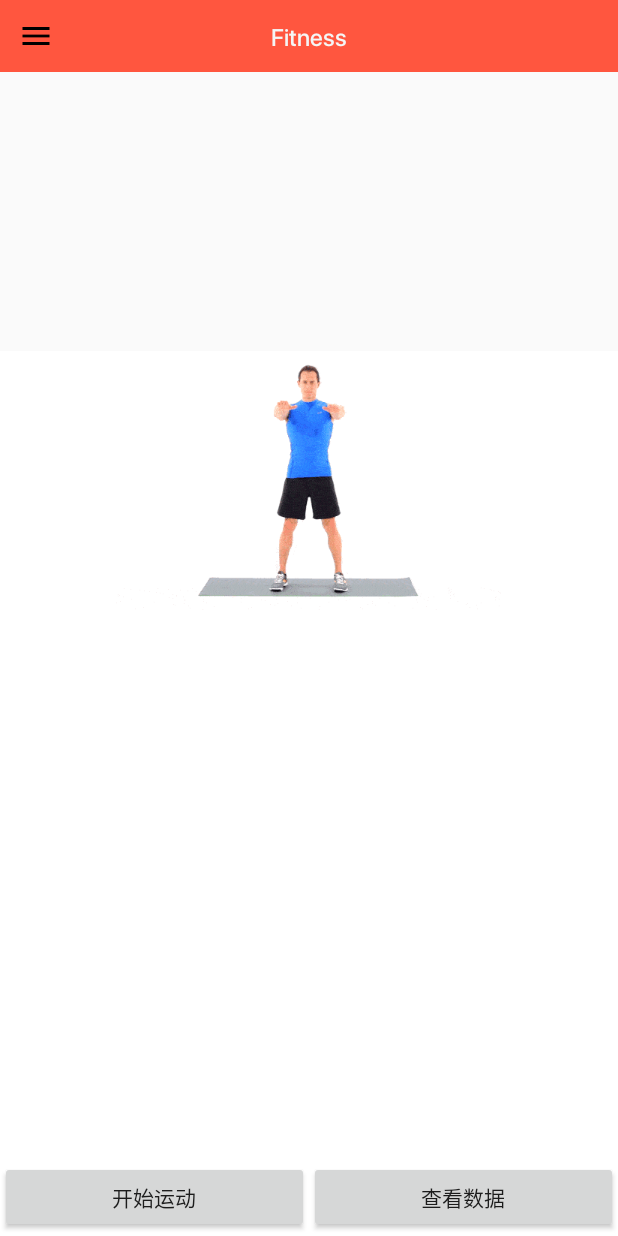
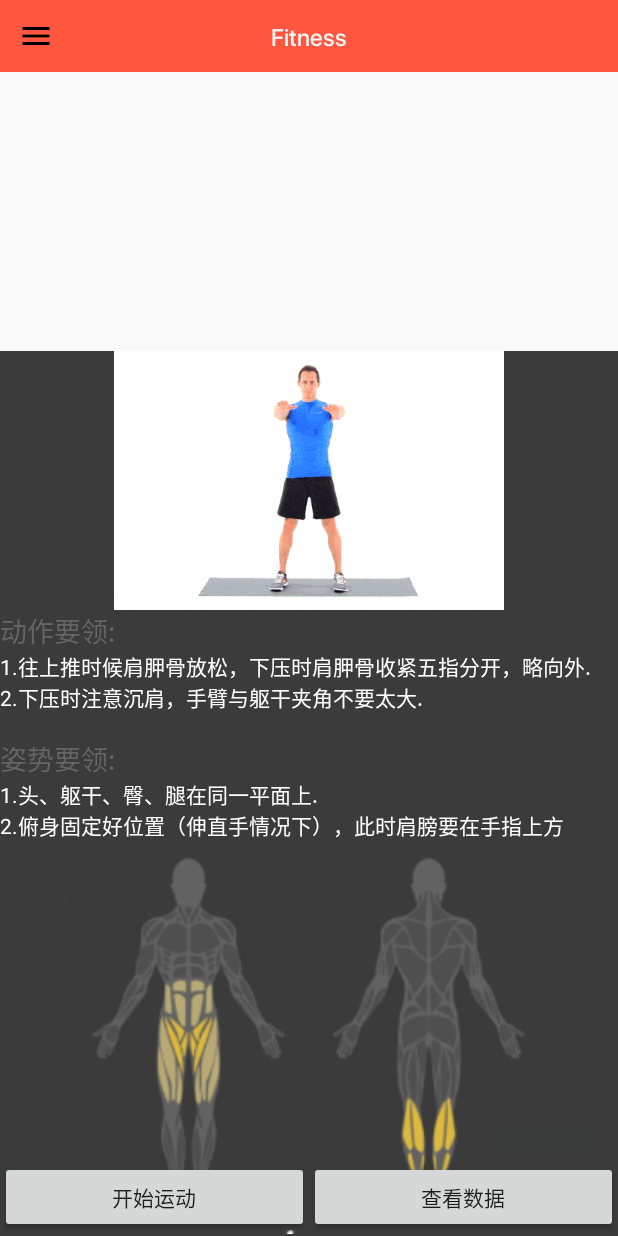
Before and after one commit to shuxinpei/ActionRecognition, an Android app: the StartSpecifyActionActivity screen opened directly, with no data from a screen before it, on a phone screen of 412 x 824 dp. Run offline under Robolectric (Android 15) with nearby library versions, the phone set to English and light mode, and no system bars; 1 statement that could not run was skipped.

Commit message:
complete the arm and the leg's action

```diff
--- a/SplashLoginSignup-master/SplashLoginSignup-master/app/src/main/AndroidManifest.xml
+++ b/SplashLoginSignup-master/SplashLoginSignup-master/app/src/main/AndroidManifest.xml
@@ -24,7 +24,8 @@
         <activity android:name="com.md.View.SpecifyActionActivity" />
         <activity android:name="com.md.View.ArmActivity" />
         <activity android:name="com.md.View.HipActivity" />
-        <activity android:name="com.md.View.StartSpecifyActionActivity"></activity>
+        <activity android:name="com.md.View.StartSpecifyActionActivity" />
+        <activity android:name="com.md.View.SpecifyActionDataActivity"></activity>
     </application>
 
 </manifest>
--- a/SplashLoginSignup-master/SplashLoginSignup-master/app/src/main/java/com/md/View/StartSpecifyActionActivity.java
+++ b/SplashLoginSignup-master/SplashLoginSignup-master/app/src/main/java/com/md/View/StartSpecifyActionActivity.java
@@ -6,6 +6,9 @@ import android.content.Intent;
 import android.net.Uri;
 import android.support.v7.app.AppCompatActivity;
 import android.os.Bundle;
+import android.view.View;
+import android.widget.Button;
+import android.widget.Toast;
 
 import com.md.View.fragments.shenaFragment;
 import com.md.View.fragments.xiadunFragment;
@@ -15,13 +18,43 @@ public class StartSpecifyActionActivity extends AppCompatActivity implements she
     String fragment;
     Intent intent;
     FragmentManager fragmentmagager;
+    Button start;
+    Button Watchdata;
+    boolean onclick = false;
     @Override
     protected void onCreate(Bundle savedInstanceState) {
         super.onCreate(savedInstanceState);
         setContentView(R.layout.activity_start_specify_action);
+        start = (Button)findViewById(R.id.start);
+        Watchdata = (Button)findViewById(R.id.Watchdata);
+
+        start.setOnClickListener(new View.OnClickListener() {
+            @Override
+            public void onClick(View view) {
+                if(!onclick){
+                    onclick = true;
+                    start.setText("暂停运动");
+                }else{
+                    onclick = false;
+                    start.setText("开始运动");
+                }
+            }
+        });
+
+        Watchdata.setOnClickListener(new View.OnClickListener() {
+            @Override
+            public void onClick(View view) {
+                if(!onclick){
+                startActivity(new Intent(StartSpecifyActionActivity.this,SpecifyActionDataActivity.class));
+                //发送数据
+                }else {
+                    Toast.makeText(StartSpecifyActionActivity.this, "请先结束运动", Toast.LENGTH_SHORT).show();
+                }
+            }
+        });
+
         intent = getIntent();
         fragment = intent.getStringExtra("fragment");
-
         fragmentmagager=this.getFragmentManager();
         FragmentTransaction transaction=fragmentmagager.beginTransaction();
         if(fragment.equals("shena")){
@@ -33,6 +66,8 @@ public class StartSpecifyActionActivity extends AppCompatActivity implements she
         }
         transaction.addToBackStack(null);
         transaction.commit();
+
+
     }
 
     @Override
--- a/SplashLoginSignup-master/SplashLoginSignup-master/app/src/main/res/layout/activity_start_specify_action.xml
+++ b/SplashLoginSignup-master/SplashLoginSignup-master/app/src/main/res/layout/activity_start_specify_action.xml
@@ -42,7 +42,7 @@
             android:layout_alignParentBottom="true"
             android:layout_alignParentStart="true"
             android:layout_marginBottom="0dp"
-            android:background="#FFFFFF"></FrameLayout><!--中间空白-->
+            android:background="#3B3B3B"></FrameLayout><!--中间空白-->
         <LinearLayout
             android:layout_width="match_parent"
             android:layout_height="122dp"
--- a/SplashLoginSignup-master/SplashLoginSignup-master/app/src/main/res/layout/fragment_xiadun.xml
+++ b/SplashLoginSignup-master/SplashLoginSignup-master/app/src/main/res/layout/fragment_xiadun.xml
@@ -5,12 +5,51 @@
     android:layout_alignParentBottom="true"
     android:layout_alignParentStart="true"
     android:layout_marginBottom="0dp"
-    android:background="#ffffff"
+    android:background="#3B3B3B"
     tools:context="com.md.View.fragments.xiadunFragment">
+    <LinearLayout
+        android:layout_width="match_parent"
+        android:layout_height="match_parent"
+        android:orientation="vertical">
+        <!-- TODO: Update blank fragment layout -->
+        <pl.droidsonroids.gif.GifImageView
+            android:layout_width="match_parent"
+            android:layout_height="wrap_content"
+            android:src="@drawable/xiadun" />
+        <LinearLayout
+            android:layout_width="match_parent"
+            android:layout_height="wrap_content"
+            android:orientation="vertical">
+            <TextView
+                android:layout_width="match_parent"
+                android:layout_height="wrap_content"
+                android:textSize="18dp"
+                android:textColor="#656565"
+                android:text="动作要领:"/>
+            <TextView
+                android:layout_width="match_parent"
+                android:layout_height="wrap_content"
+                android:textSize="14dp"
+                android:textColor="#ffffff"
+                android:text="1.往上推时候肩胛骨放松，下压时肩胛骨收紧五指分开，略向外.\n2.下压时注意沉肩，手臂与躯干夹角不要太大.\n"/>
+            <TextView
+                android:layout_width="match_parent"
+                android:layout_height="wrap_content"
+                android:textSize="18dp"
+                android:textColor="#656565"
+                android:text="姿势要领:"/>
+            <TextView
+                android:layout_width="match_parent"
+                android:layout_height="wrap_content"
+                android:textSize="14dp"
+                android:textColor="#ffffff"
+                android:text="1.头、躯干、臀、腿在同一平面上.\n2.俯身固定好位置（伸直手情况下），此时肩膀要在手指上方"/>
+        </LinearLayout>
+        <ImageView
+            android:layout_width="match_parent"
+            android:layout_height="262dp"
+            android:src="@drawable/leg_muscle" />
 
-    <!-- TODO: Update blank fragment layout -->
-    <pl.droidsonroids.gif.GifImageView
-        android:layout_width="match_parent"
-        android:layout_height="wrap_content"
-        android:src="@drawable/xiadun" />
+    </LinearLayout>
+
 </FrameLayout>
```
Also changed, not shown: SplashLoginSignup-master/SplashLoginSignup-master/app/src/main/java/com/md/View/SpecifyActionDataActivity.java (added, +15 -0 lines), SplashLoginSignup-master/SplashLoginSignup-master/app/src/main/res/layout/activity_specify_action_data.xml (added, +9 -0 lines), SplashLoginSignup-master/SplashLoginSignup-master/app/src/main/res/layout/fragment_shena.xml (+44 -6 lines), SplashLoginSignup-master/SplashLoginSignup-master/app/src/main/res/drawable/arm_muscle.png (added), SplashLoginSignup-master/SplashLoginSignup-master/app/src/main/res/drawable/leg_muscle.png (added).
